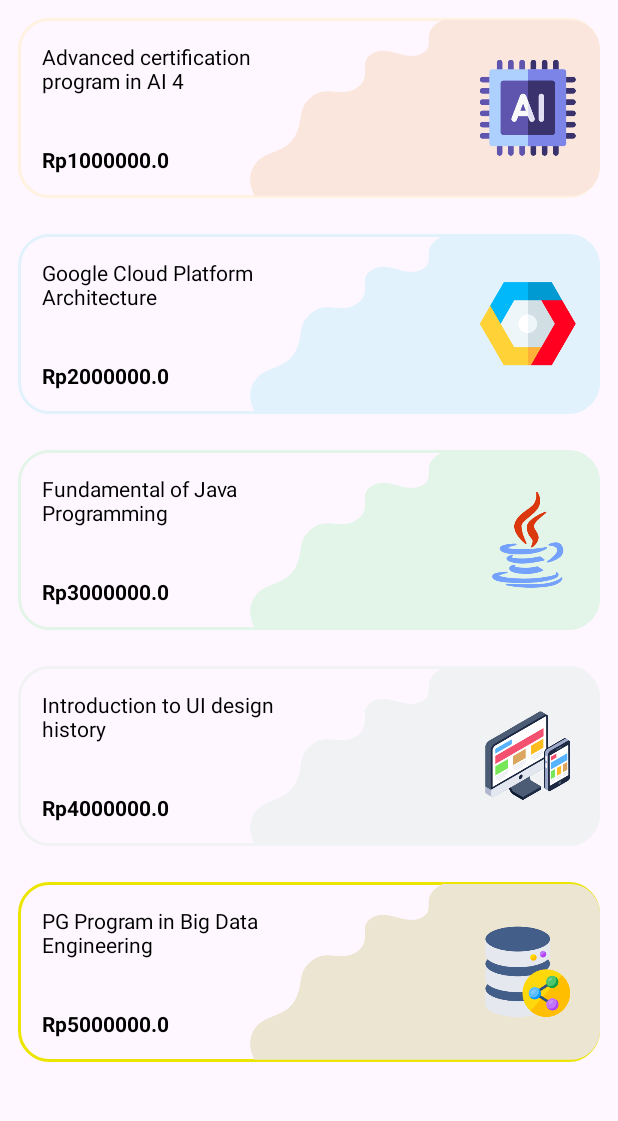
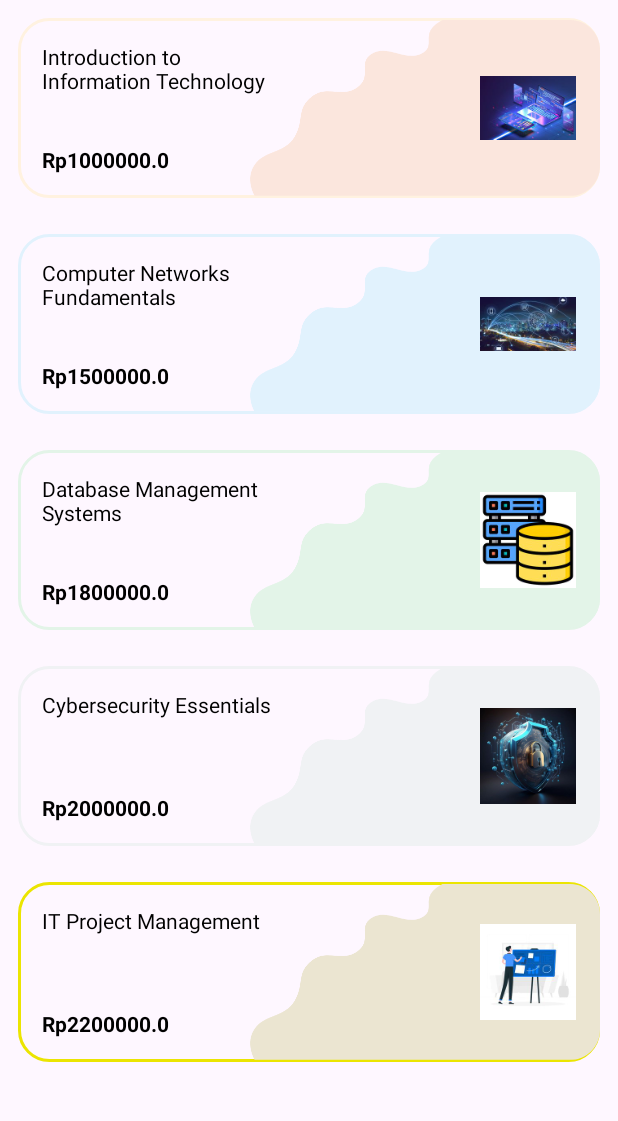
Before and after one commit to maykoRa/course-app, an Android app: the CoursesListActivity screen opened directly, with no data from a screen before it, on a phone screen of 412 x 824 dp, the part 104-1225 px from its top. Run offline under Robolectric (Android 15) with nearby library versions, the phone set to English and light mode, and no system bars.

Commit message:
update datadummy

```diff
--- a/app/src/main/java/com/example/course_app/Activity/CoursesListActivity.java
+++ b/app/src/main/java/com/example/course_app/Activity/CoursesListActivity.java
@@ -43,31 +43,31 @@ public class CoursesListActivity extends AppCompatActivity {
     private void initRecyclerView() {
         ArrayList<CoursesDomain> items = new ArrayList<>();
         items.add(new CoursesDomain("Advanced certification program in AI",1000000 , R.drawable.ic_1));
-        items.add(new CoursesDomain("Google Cloud Platform Architecture", 2000000, R.drawable.ic_2));
+        items.add(new CoursesDomain("Google Cloud Platform Architecture", 2000000, R.drawable.gc_1));
         items.add(new CoursesDomain("Fundamental of Java Programming", 3000000, R.drawable.ic_3));
-        items.add(new CoursesDomain("Introduction to UI design history", 4000000, R.drawable.ic_4));
-        items.add(new CoursesDomain("PG Program in Big Data Engineering", 5000000, R.drawable.ic_5));
+        items.add(new CoursesDomain("Introduction to UI design history", 4000000, R.drawable.f));
+        items.add(new CoursesDomain("PG Program in Big Data Engineering", 5000000, R.drawable.bd_1));
 
         ArrayList<CoursesDomain> items2 = new ArrayList<>();
-        items2.add(new CoursesDomain("Advanced certification program in AI 2",1000000 , R.drawable.ic_1));
-        items2.add(new CoursesDomain("Google Cloud Platform Architecture", 2000000, R.drawable.ic_2));
-        items2.add(new CoursesDomain("Fundamental of Java Programming", 3000000, R.drawable.ic_3));
-        items2.add(new CoursesDomain("Introduction to UI design history", 4000000, R.drawable.ic_4));
-        items2.add(new CoursesDomain("PG Program in Big Data Engineering", 5000000, R.drawable.ic_5));
+        items2.add(new CoursesDomain("User Experience Design Fundamentals", 1500000, R.drawable.ux));
+        items2.add(new CoursesDomain("UI Prototyping with Adobe XD", 1800000, R.drawable.adobe));
+        items2.add(new CoursesDomain("Interaction Design Principles", 2000000, R.drawable.f));
+        items2.add(new CoursesDomain("Responsive Web Design", 2200000, R.drawable.f));
+        items2.add(new CoursesDomain("Mobile App Design", 2500000, R.drawable.as));
 
         ArrayList<CoursesDomain> items3 = new ArrayList<>();
-        items3.add(new CoursesDomain("Advanced certification program in AI 3",1000000 , R.drawable.ic_1));
-        items3.add(new CoursesDomain("Google Cloud Platform Architecture", 2000000, R.drawable.ic_2));
-        items3.add(new CoursesDomain("Fundamental of Java Programming", 3000000, R.drawable.ic_3));
-        items3.add(new CoursesDomain("Introduction to UI design history", 4000000, R.drawable.ic_4));
-        items3.add(new CoursesDomain("PG Program in Big Data Engineering", 5000000, R.drawable.ic_5));
+        items3.add(new CoursesDomain("Introduction to Artificial Intelligence", 1200000, R.drawable.ic_1));
+        items3.add(new CoursesDomain("Machine Learning Foundations", 1500000, R.drawable.ml));
+        items3.add(new CoursesDomain("Deep Learning Basics", 1800000, R.drawable.ml));
+        items3.add(new CoursesDomain("Natural Language Processing", 2000000, R.drawable.ml));
+        items3.add(new CoursesDomain("Computer Vision", 2200000, R.drawable.ai));
 
         ArrayList<CoursesDomain> items4 = new ArrayList<>();
-        items4.add(new CoursesDomain("Advanced certification program in AI 4",1000000 , R.drawable.ic_1));
-        items4.add(new CoursesDomain("Google Cloud Platform Architecture", 2000000, R.drawable.ic_2));
-        items4.add(new CoursesDomain("Fundamental of Java Programming", 3000000, R.drawable.ic_3));
-        items4.add(new CoursesDomain("Introduction to UI design history", 4000000, R.drawable.ic_4));
-        items4.add(new CoursesDomain("PG Program in Big Data Engineering", 5000000, R.drawable.ic_5));
+        items4.add(new CoursesDomain("Introduction to Information Technology", 1000000, R.drawable.it));
+        items4.add(new CoursesDomain("Computer Networks Fundamentals", 1500000, R.drawable.cn));
+        items4.add(new CoursesDomain("Database Management Systems", 1800000, R.drawable.database));
+        items4.add(new CoursesDomain("Cybersecurity Essentials", 2000000, R.drawable.cs));
+        items4.add(new CoursesDomain("IT Project Management", 2200000, R.drawable.itp));
 
         recyclerViewCourse=findViewById(R.id.view);
         recyclerViewCourse.setLayoutManager(new LinearLayoutManager(this, LinearLayoutManager.VERTICAL,false));
```
Also changed, not shown: app/src/main/res/drawable/adobe.jpg (added), app/src/main/res/drawable/ai.jpg (added), app/src/main/res/drawable/as.jpg (added), app/src/main/res/drawable/bd_1.jpg (added), app/src/main/res/drawable/cn.jpg (added), app/src/main/res/drawable/cs.jpg (added), app/src/main/res/drawable/database.jpg (added), app/src/main/res/drawable/f.jpg (added), app/src/main/res/drawable/gc_1.jpg (added), app/src/main/res/drawable/it.jpg (added), app/src/main/res/drawable/itp.jpg (added), app/src/main/res/drawable/ml.jpg (added), app/src/main/res/drawable/ux.jpg (added).
